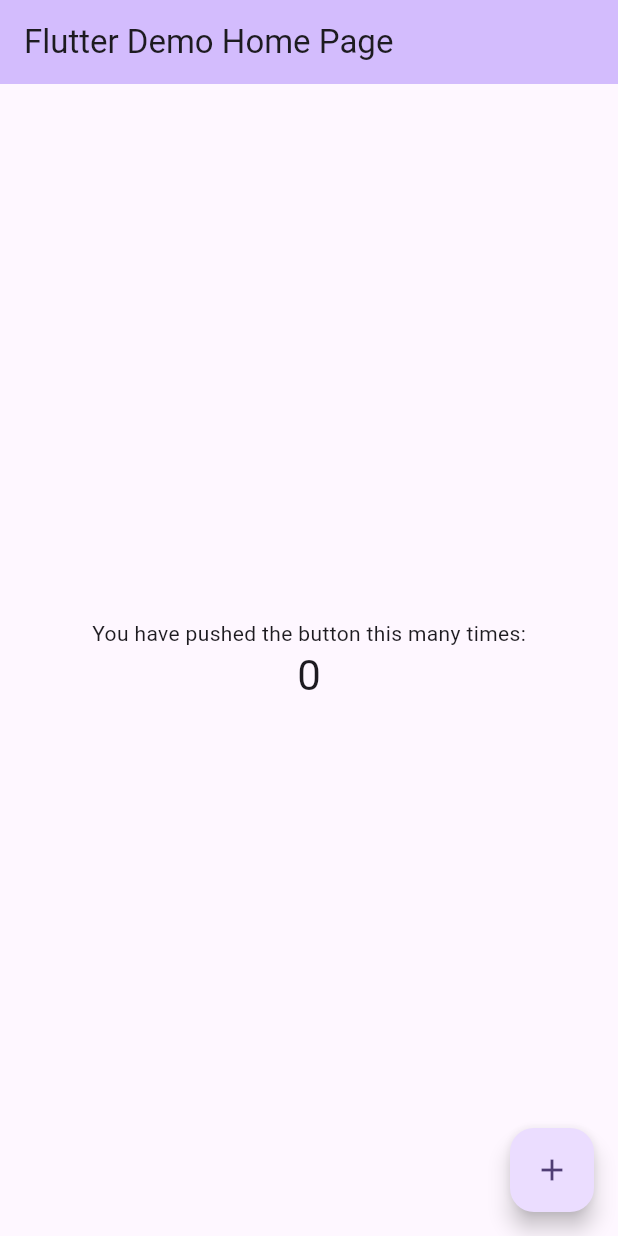
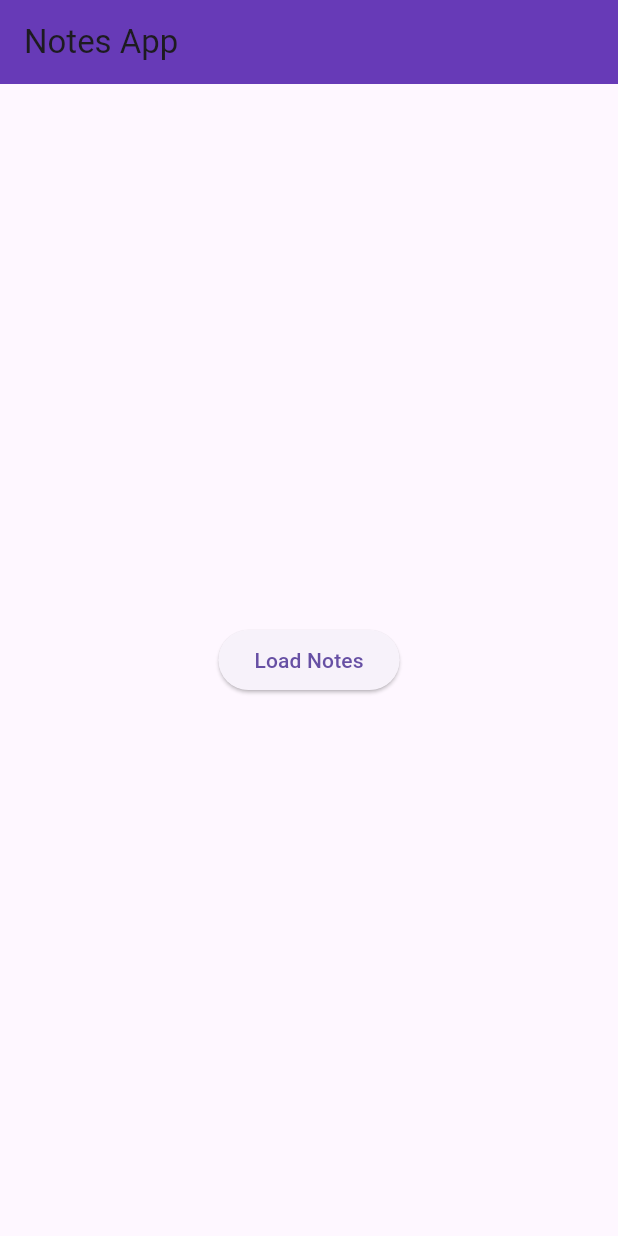
Before and after one commit to itsKosarAziz/NotesApp, a Flutter app: the screen it shows after launch, on a phone screen of 412 x 824 dp. Run offline on Flutter 3.47's test engine with Material 3 defaults, Android fonts, the phone set to English and light mode, and no system bars.

Commit message:
Add foundation for project including the homepage button and navigation to the notes page

```diff
--- /dev/null
+++ b/flutter_notes_app/lib/homePage.dart
@@ -0,0 +1,27 @@
+import 'package:flutter/material.dart';
+import 'package:flutter_notes_app/notesPage.dart';
+
+class homePage extends StatelessWidget {
+  const homePage({super.key});
+
+  @override
+  Widget build(BuildContext context) {
+    return Scaffold(
+      appBar: AppBar(
+        title: const Text('Notes App'),
+        backgroundColor: Colors.deepPurple,
+      ),
+      body: Center(
+        child: ElevatedButton(
+            child: const Text('Load Notes'),
+            onPressed: () {
+              Navigator.of(context).push(
+                MaterialPageRoute(builder: (BuildContext context) {
+                  return const notesPage();
+                }),
+              );
+            }),
+      ),
+    );
+  }
+}
--- a/flutter_notes_app/lib/main.dart
+++ b/flutter_notes_app/lib/main.dart
@@ -1,4 +1,5 @@
 import 'package:flutter/material.dart';
+import 'package:flutter_notes_app/homePage.dart';
 
 void main() {
   runApp(const MyApp());
@@ -7,119 +8,11 @@ void main() {
 class MyApp extends StatelessWidget {
   const MyApp({super.key});
 
-  // This widget is the root of your application.
   @override
   Widget build(BuildContext context) {
-    return MaterialApp(
-      title: 'Flutter Demo',
-      theme: ThemeData(
-        // This is the theme of your application.
-        //
-        // TRY THIS: Try running your application with "flutter run". You'll see
-        // the application has a purple toolbar. Then, without quitting the app,
-        // try changing the seedColor in the colorScheme below to Colors.green
-        // and then invoke "hot reload" (save your changes or press the "hot
-        // reload" button in a Flutter-supported IDE, or press "r" if you used
-        // the command line to start the app).
-        //
-        // Notice that the counter didn't reset back to zero; the application
-        // state is not lost during the reload. To reset the state, use hot
-        // restart instead.
-        //
-        // This works for code too, not just values: Most code changes can be
-        // tested with just a hot reload.
-        colorScheme: ColorScheme.fromSeed(seedColor: Colors.deepPurple),
-        useMaterial3: true,
-      ),
-      home: const MyHomePage(title: 'Flutter Demo Home Page'),
-    );
+    return const MaterialApp(
+        // Uncomment the comment below if you want to remove the debug banner
+        // debugShowCheckedModeBanner: false,
+        home: homePage());
   }
 }
-
-class MyHomePage extends StatefulWidget {
-  const MyHomePage({super.key, required this.title});
-
-  // This widget is the home page of your application. It is stateful, meaning
-  // that it has a State object (defined below) that contains fields that affect
-  // how it looks.
-
-  // This class is the configuration for the state. It holds the values (in this
-  // case the title) provided by the parent (in this case the App widget) and
-  // used by the build method of the State. Fields in a Widget subclass are
-  // always marked "final".
-
-  final String title;
-
-  @override
-  State<MyHomePage> createState() => _MyHomePageState();
-}
-
-class _MyHomePageState extends State<MyHomePage> {
-  int _counter = 0;
-
-  void _incrementCounter() {
-    setState(() {
-      // This call to setState tells the Flutter framework that something has
-      // changed in this State, which causes it to rerun the build method below
-      // so that the display can reflect the updated values. If we changed
-      // _counter without calling setState(), then the build method would not be
-      // called again, and so nothing would appear to happen.
-      _counter++;
-    });
-  }
-
-  @override
-  Widget build(BuildContext context) {
-    // This method is rerun every time setState is called, for instance as done
-    // by the _incrementCounter method above.
-    //
-    // The Flutter framework has been optimized to make rerunning build methods
-    // fast, so that you can just rebuild anything that needs updating rather
-    // than having to individually change instances of widgets.
-    return Scaffold(
-      appBar: AppBar(
-        // TRY THIS: Try changing the color here to a specific color (to
-        // Colors.amber, perhaps?) and trigger a hot reload to see the AppBar
-        // change color while the other colors stay the same.
-        backgroundColor: Theme.of(context).colorScheme.inversePrimary,
-        // Here we take the value from the MyHomePage object that was created by
-        // the App.build method, and use it to set our appbar title.
-        title: Text(widget.title),
-      ),
-      body: Center(
-        // Center is a layout widget. It takes a single child and positions it
-        // in the middle of the parent.
-        child: Column(
-          // Column is also a layout widget. It takes a list of children and
-          // arranges them vertically. By default, it sizes itself to fit its
-          // children horizontally, and tries to be as tall as its parent.
-          //
-          // Column has various properties to control how it sizes itself and
-          // how it positions its children. Here we use mainAxisAlignment to
-          // center the children vertically; the main axis here is the vertical
-          // axis because Columns are vertical (the cross axis would be
-          // horizontal).
-          //
-          // TRY THIS: Invoke "debug painting" (choose the "Toggle Debug Paint"
-          // action in the IDE, or press "p" in the console), to see the
-          // wireframe for each widget.
-          mainAxisAlignment: MainAxisAlignment.center,
-          children: <Widget>[
-            const Text(
-              'You have pushed the button this many times:',
-            ),
-            Text(
-              '$_counter',
-              style: Theme.of(context).textTheme.headlineMedium,
-            ),
-          ],
-        ),
-      ),
-      floatingActionButton: FloatingActionButton(
-        onPressed: _incrementCounter,
-        tooltip: 'Increment',
-        child: const Icon(Icons.add),
-      ), // This trailing comma makes auto-formatting nicer for build methods.
-    );
-  }
-}
--- /dev/null
+++ b/flutter_notes_app/lib/notesPage.dart
@@ -0,0 +1,15 @@
+import 'package:flutter/material.dart';
+
+class notesPage extends StatelessWidget {
+  const notesPage({super.key});
+
+  @override
+  Widget build(BuildContext context) {
+    return Scaffold(
+      appBar: AppBar(
+        title: const Text('Notes App'),
+        backgroundColor: Colors.deepPurple,
+      ),
+    );
+  }
+}
```
